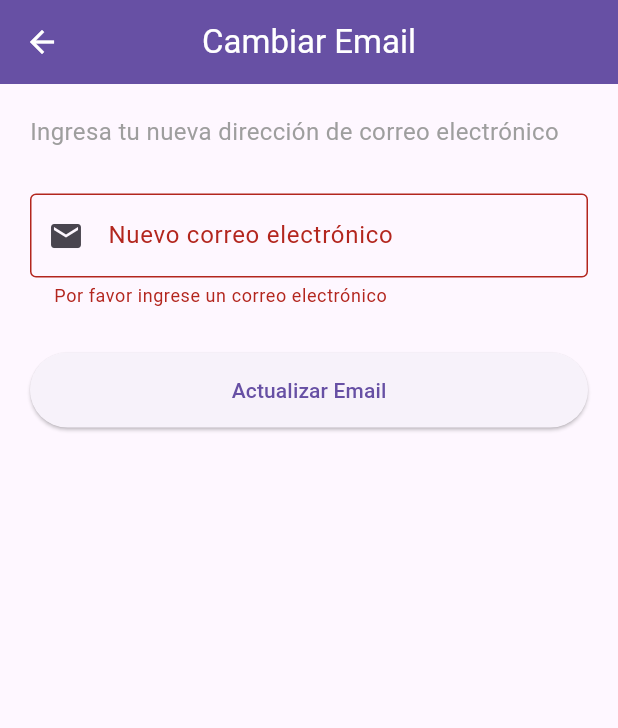
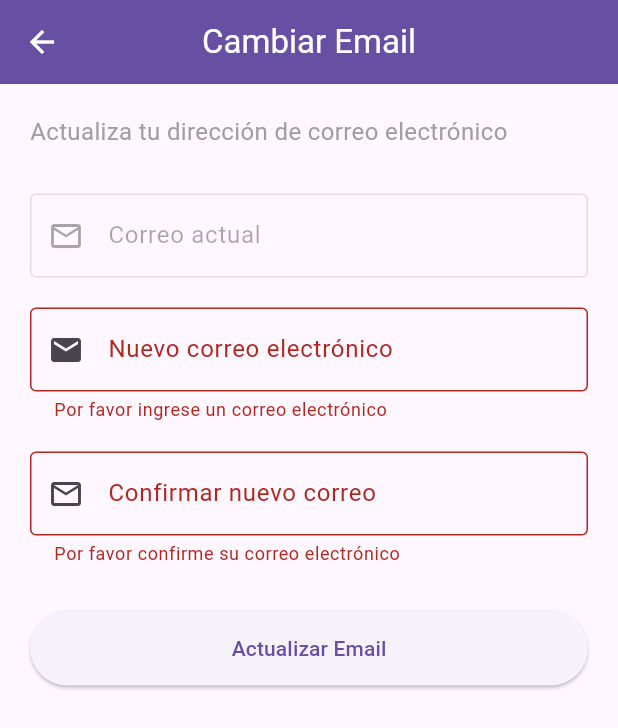
Before and after one commit to yeygok/loginFLutter, a Flutter app: the ChangeEmailScreen screen opened directly with empty values, after a tap on "Actualizar Email", on a phone screen of 412 x 824 dp. Shown: the top 728 px of the screen. Run offline on Flutter 3.47's test engine with Material 3 defaults, Android fonts, the phone set to English and light mode, and no system bars.

Commit message:
change-label de correo en configuracion para cambiar correo

```diff
--- a/login/lib/auth/change_email_screen.dart
+++ b/login/lib/auth/change_email_screen.dart
@@ -18,26 +18,41 @@ class ChangeEmailScreen extends StatefulWidget {
 
 class _ChangeEmailScreenState extends State<ChangeEmailScreen> {
   final _formKey = GlobalKey<FormState>();
-  final TextEditingController _emailController = TextEditingController();
+  final TextEditingController _currentEmailController = TextEditingController();
+  final TextEditingController _newEmailController = TextEditingController();
+  final TextEditingController _confirmEmailController = TextEditingController();
 
   @override
   void initState() {
     super.initState();
-    _emailController.text = widget.currentEmail;
+    _currentEmailController.text = widget.currentEmail;
   }
 
   @override
   void dispose() {
-    _emailController.dispose();
+    _currentEmailController.dispose();
+    _newEmailController.dispose();
+    _confirmEmailController.dispose();
     super.dispose();
   }
 
   void _changeEmail() {
     if (_formKey.currentState!.validate()) {
+      // Verificar que el nuevo email sea diferente al actual
+      if (_newEmailController.text == _currentEmailController.text) {
+        ScaffoldMessenger.of(context).showSnackBar(
+          const SnackBar(
+            content: Text('El nuevo correo debe ser diferente al actual'),
+            backgroundColor: Colors.orange,
+          ),
+        );
+        return;
+      }
+
       // Aquí implementarías la lógica para cambiar el email
       ScaffoldMessenger.of(context).showSnackBar(
         SnackBar(
-          content: Text('Email actualizado a: ${_emailController.text}'),
+          content: Text('Email actualizado a: ${_newEmailController.text}'),
           backgroundColor: Colors.green,
         ),
       );
@@ -60,7 +75,7 @@ class _ChangeEmailScreenState extends State<ChangeEmailScreen> {
             crossAxisAlignment: CrossAxisAlignment.start,
             children: [
               const Text(
-                'Ingresa tu nueva dirección de correo electrónico',
+                'Actualiza tu dirección de correo electrónico',
                 style: TextStyle(
                   fontSize: 16,
                   color: Colors.grey,
@@ -68,7 +83,18 @@ class _ChangeEmailScreenState extends State<ChangeEmailScreen> {
               ),
               const SizedBox(height: 30),
               TextFormField(
-                controller: _emailController,
+                controller: _currentEmailController,
+                decoration: const InputDecoration(
+                  labelText: 'Correo actual',
+                  prefixIcon: Icon(Icons.email_outlined),
+                  border: OutlineInputBorder(),
+                ),
+                enabled: false,
+                style: TextStyle(color: Colors.grey[600]),
+              ),
+              const SizedBox(height: 20),
+              TextFormField(
+                controller: _newEmailController,
                 decoration: const InputDecoration(
                   labelText: 'Nuevo correo electrónico',
                   prefixIcon: Icon(Icons.email),
@@ -77,6 +103,21 @@ class _ChangeEmailScreenState extends State<ChangeEmailScreen> {
                 ),
                 keyboardType: TextInputType.emailAddress,
                 validator: ValidationUtils.validateEmail,
+              ),
+              const SizedBox(height: 20),
+              TextFormField(
+                controller: _confirmEmailController,
+                decoration: const InputDecoration(
+                  labelText: 'Confirmar nuevo correo',
+                  prefixIcon: Icon(Icons.email_outlined),
+                  border: OutlineInputBorder(),
+                  hintText: 'Confirma tu nuevo correo',
+                ),
+                keyboardType: TextInputType.emailAddress,
+                validator: (value) => ValidationUtils.validateConfirmEmail(
+                  value,
+                  _newEmailController.text,
+                ),
               ),
               const SizedBox(height: 30),
               SizedBox(
--- a/login/lib/auth/login.dart
+++ b/login/lib/auth/login.dart
@@ -95,9 +95,11 @@ class _LoginScreenState extends State<LoginScreen> {
                   labelText: 'Contraseña',
                   prefixIcon: Icon(Icons.lock),
                   border: OutlineInputBorder(),
+                  helperText:
+                      '8-16 caracteres, mayúscula, minúscula, número y carácter especial',
                 ),
                 obscureText: true,
-                validator: ValidationUtils.validateCurrentPassword,
+                validator: ValidationUtils.validatePassword,
               ),
               const SizedBox(height: 30),
               ElevatedButton(
--- a/login/lib/utils/validation_utils.dart
+++ b/login/lib/utils/validation_utils.dart
@@ -51,6 +51,20 @@ class ValidationUtils {
     return null;
   }
 
+  // Validación para confirmar email
+  static String? validateConfirmEmail(String? value, String? originalEmail) {
+    if (value == null || value.isEmpty) {
+      return 'Por favor confirme su correo electrónico';
+    }
+
+    if (value != originalEmail) {
+      return 'Los correos electrónicos no coinciden';
+    }
+
+    // También validar que el email sea válido
+    return validateEmail(value);
+  }
+
   // Validación para confirmar contraseña
   static String? validateConfirmPassword(
       String? value, String? originalPassword) {
```
Also changed, not shown: 1 other file.
